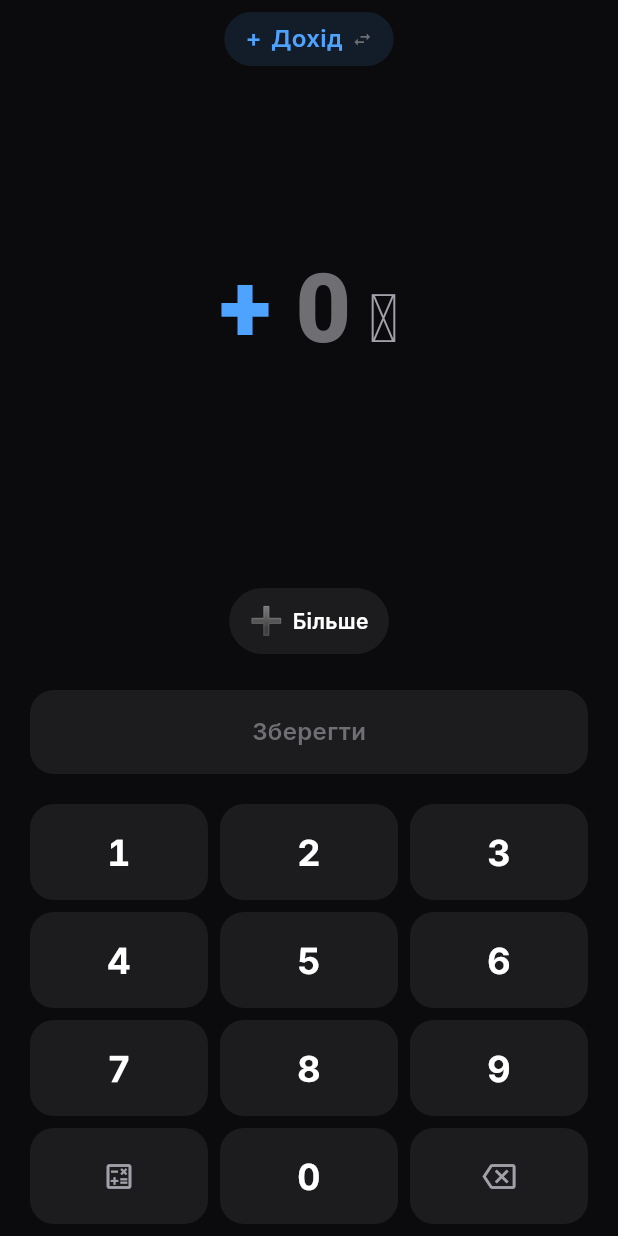
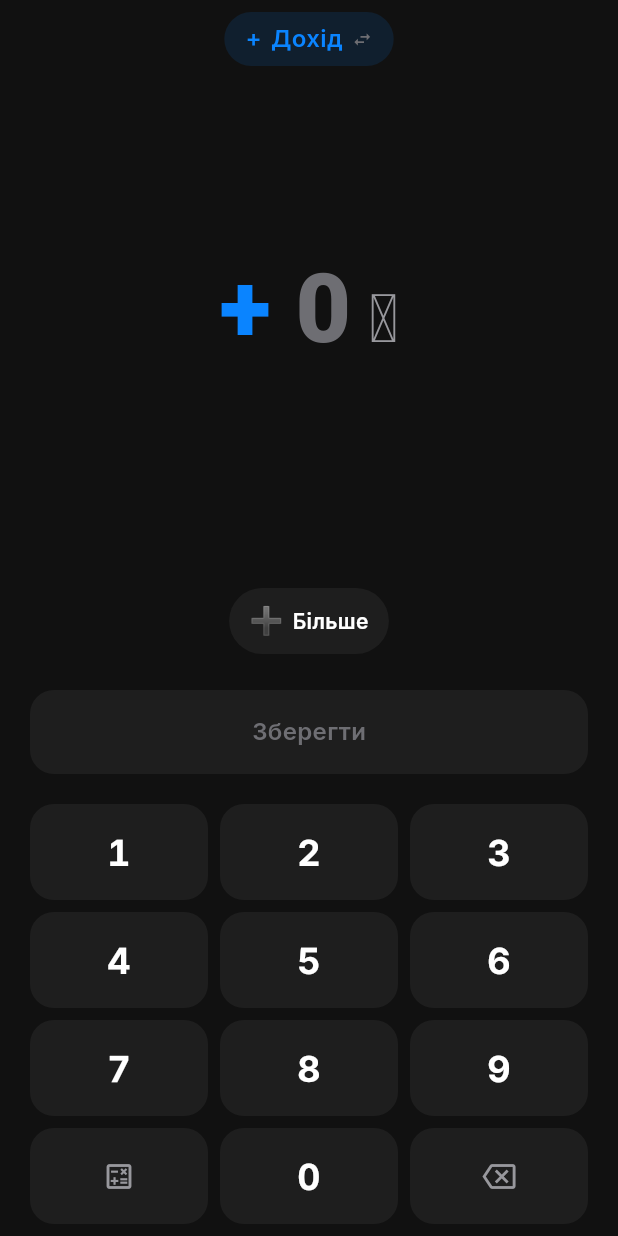
Before and after one commit to yevhenmyronov/qvas, a Flutter app: the screen it shows after launch, after a tap on an icon or button, on a phone screen of 412 x 824 dp. Run offline on Flutter 3.47's test engine with Material 3 defaults, Android fonts, the phone set to English and light mode, and no system bars; our stand-ins replace drift, drift_flutter, flutter_riverpod; accounts and stored records are empty; generated files the repository leaves out were written again.

Commit message:
Monobank palette experiment (decision 34) + amount collapse animation
- graphite background 111111, surfaces 1E1E1E/2C2C2E, accent 34C759,
  income 0A84FF, danger FF3B30, secondary text 98989D; revert = one commit
- on save the amount slides down and fades over 320ms while history
  screen rides up (DS 5.5)

```diff
--- a/lib/theme/tokens.dart
+++ b/lib/theme/tokens.dart
@@ -5,32 +5,32 @@ import 'package:flutter/material.dart';
 /// Значення не змінюються локально в екранах — тільки тут.
 
 abstract final class AppColors {
-  // Фони. Оновлено 2026-08-14 (догфудинг, день 1): поверхні підняті до
-  // #1C1C1E / #2C2C2E — плашки зливались із фоном (рішення 33).
-  static const bgBase = Color(0xFF0B0B0D);
-  static const bgSurface = Color(0xFF1C1C1E);
+  // ЕКСПЕРИМЕНТ 2026-08-14 (рішення 34): палітра Monobank-стилю з
+  // [[Monobank]]. Графітовий фон замість чистого чорного, iOS-зелений
+  // акцент, насичений синій дохід. Відкат — git revert одного коміта.
+  static const bgBase = Color(0xFF111111);
+  static const bgSurface = Color(0xFF1E1E1E);
   static const bgSurfaceHigh = Color(0xFF2C2C2E);
   static const borderHairline = Color(0x14FFFFFF); // white 8%
 
   // Дія та бренд
-  static const accent = Color(0xFF00E676);
-  static const accentPressed = Color(0xFF00C853);
-  static const accentSubtle = Color(0x1F00E676); // 12%
+  static const accent = Color(0xFF34C759);
+  static const accentPressed = Color(0xFF2DB14E);
+  static const accentSubtle = Color(0x1F34C759); // 12%
   static const onAccent = Color(0xFF0B0B0D);
 
   // Дохід
-  static const income = Color(0xFF4DA3FF);
-  static const incomeSubtle = Color(0x1F4DA3FF); // 12%
+  static const income = Color(0xFF0A84FF);
+  static const incomeSubtle = Color(0x1F0A84FF); // 12%
 
   // Видалення — червоний означає ТІЛЬКИ видалення
-  static const danger = Color(0xFFFF453A);
-  static const dangerSubtle = Color(0x24FF453A); // 14%
+  static const danger = Color(0xFFFF3B30);
+  static const dangerSubtle = Color(0x24FF3B30); // 14%
   static const textOnDanger = Color(0xFFFFFFFF);
 
-  // Текст. Вторинний і третинний посвітлішали 2026-08-14 — сірий було
-  // важко читати на вулиці (рішення 33).
+  // Текст
   static const textPrimary = Color(0xFFFFFFFF);
-  static const textSecondary = Color(0xFFA1A1AA);
+  static const textSecondary = Color(0xFF98989D);
   static const textTertiary = Color(0xFF6E6E73);
 }
 
--- a/lib/ui/input/input_screen.dart
+++ b/lib/ui/input/input_screen.dart
@@ -17,10 +17,29 @@ import 'type_switch.dart';
 /// Екран 1 — Швидкий ввід. Розкладка статична, п'ять блоків зверху вниз
 /// (Функціонал п.2.0). Ніякої навігації, заголовків і підказок: одна дія.
 /// Вхід в історію — свайп угору.
-class InputScreen extends ConsumerWidget {
+class InputScreen extends ConsumerStatefulWidget {
   const InputScreen({super.key});
 
-  Future<void> _save(BuildContext context, WidgetRef ref) async {
+  @override
+  ConsumerState<InputScreen> createState() => _InputScreenState();
+}
+
+class _InputScreenState extends ConsumerState<InputScreen>
+    with SingleTickerProviderStateMixin {
+  /// Анімація збереження (DS п.5.5): сума «згортається» вниз і гасне,
+  /// поки Екран 2 наїжджає знизу, підхоплюючи рух.
+  late final AnimationController _collapse = AnimationController(
+    vsync: this,
+    duration: AppDurations.sheet,
+  );
+
+  @override
+  void dispose() {
+    _collapse.dispose();
+    super.dispose();
+  }
+
+  Future<void> _save() async {
     final ctrl = ref.read(inputProvider.notifier);
     final snapshot = ref.read(inputProvider);
 
@@ -30,9 +49,16 @@ class InputScreen extends ConsumerWidget {
     // Анімація і перехід стартують одразу; запис іде паралельно
     // (бюджет ≤100 мс, тех. спека п.6).
     final pending = ctrl.save();
-    ctrl.reset();
     final navigator = Navigator.of(context);
+    _collapse.forward(from: 0);
     navigator.push(historyRoute(context));
+
+    // Стан скидається, коли Екран 2 уже повністю накрив ввід.
+    Future.delayed(AppDurations.of(context, AppDurations.sheet), () {
+      if (!mounted) return;
+      ctrl.reset();
+      _collapse.reset();
+    });
 
     try {
       final id = await pending;
@@ -42,23 +68,25 @@ class InputScreen extends ConsumerWidget {
       // Єдиний тост, дозволений на Екрані 1 (Функціонал п.2.5).
       navigator.popUntil((r) => r.isFirst);
       ctrl.restore(snapshot);
-      if (context.mounted) {
+      _collapse.reset();
+      if (mounted) {
         showAppToast(context, AppStrings.saveFailed);
       }
     }
   }
 
-  void _openHistory(BuildContext context) {
+  void _openHistory() {
     Navigator.of(context).push(historyRoute(context));
   }
 
   @override
-  Widget build(BuildContext context, WidgetRef ref) {
+  Widget build(BuildContext context) {
     // Малий екран (<680dp): зменшені розміри (Функціонал п.2.0).
-    final small = MediaQuery.sizeOf(context).height < AppSize.smallScreenHeight;
+    final small =
+        MediaQuery.sizeOf(context).height < AppSize.smallScreenHeight;
     final amount = ref.watch(inputProvider.select((s) => s.amount));
-    final isIncome = ref.watch(
-        inputProvider.select((s) => s.type == TxType.income));
+    final isIncome =
+        ref.watch(inputProvider.select((s) => s.type == TxType.income));
     final ctrl = ref.read(inputProvider.notifier);
 
     return Scaffold(
@@ -66,7 +94,7 @@ class InputScreen extends ConsumerWidget {
         behavior: HitTestBehavior.opaque,
         onVerticalDragEnd: (details) {
           if ((details.primaryVelocity ?? 0) < -600) {
-            _openHistory(context);
+            _openHistory();
           }
         },
         child: SafeArea(
@@ -79,18 +107,31 @@ class InputScreen extends ConsumerWidget {
                 const TypeSwitch(),
                 Expanded(
                   child: Center(
-                    child: AmountDisplay(
-                      amount: amount,
-                      income: isIncome,
-                      baseSize: small ? 48 : 64,
+                    child: AnimatedBuilder(
+                      animation: _collapse,
+                      builder: (context, child) {
+                        final t = AppCurves.standard
+                            .transform(_collapse.value);
+                        return Transform.translate(
+                          offset: Offset(0, 120 * t),
+                          child: Opacity(
+                            opacity: 1 - t,
+                            child: child,
+                          ),
+                        );
+                      },
+                      child: AmountDisplay(
+                        amount: amount,
+                        income: isIncome,
+                        baseSize: small ? 48 : 64,
+                      ),
                     ),
                   ),
                 ),
                 CategoryBubbles(
-                    height:
-                        small ? AppSize.bubbleSmall : AppSize.bubble),
+                    height: small ? AppSize.bubbleSmall : AppSize.bubble),
                 const SizedBox(height: AppSpace.block),
-                SaveButton(onSave: () => _save(context, ref)),
+                SaveButton(onSave: _save),
                 const SizedBox(height: AppSpace.side),
                 Numpad(
                   value: amount,
```
Also changed, not shown: 1 other file.
